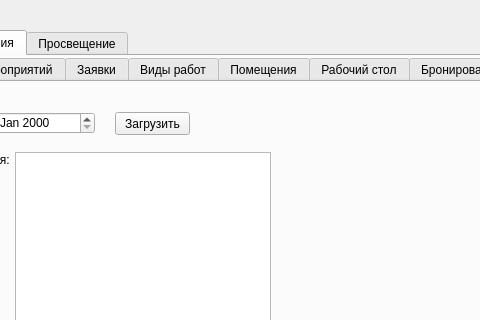
The window that ui.ui (artBatamirov/NTO_2023) describes before a commit, drawn with Qt 5; both pictures show x 199 to 679 and y 0 to 320 of the 937 by 575 pixel window.
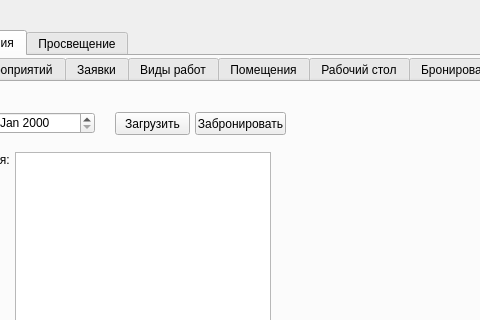
The same window after the commit. The open tabs and pages were chosen to show the change.

Commit message: add checking date for booking add book button for empty_room tab need to code change fuction for orders

Diff of the .ui file:
```diff
--- a/ui.ui
+++ b/ui.ui
@@ -496,6 +496,19 @@
             <string>Загрузить</string>
            </property>
           </widget>
+          <widget class="QPushButton" name="book_btn_2_8">
+           <property name="geometry">
+            <rect>
+             <x>360</x>
+             <y>30</y>
+             <width>91</width>
+             <height>23</height>
+            </rect>
+           </property>
+           <property name="text">
+            <string>Забронировать</string>
+           </property>
+          </widget>
          </widget>
         </widget>
        </widget>
```
Left out of the diff: 14 changed lines with no effect on the pictures. The commit also changes 3 other files.
